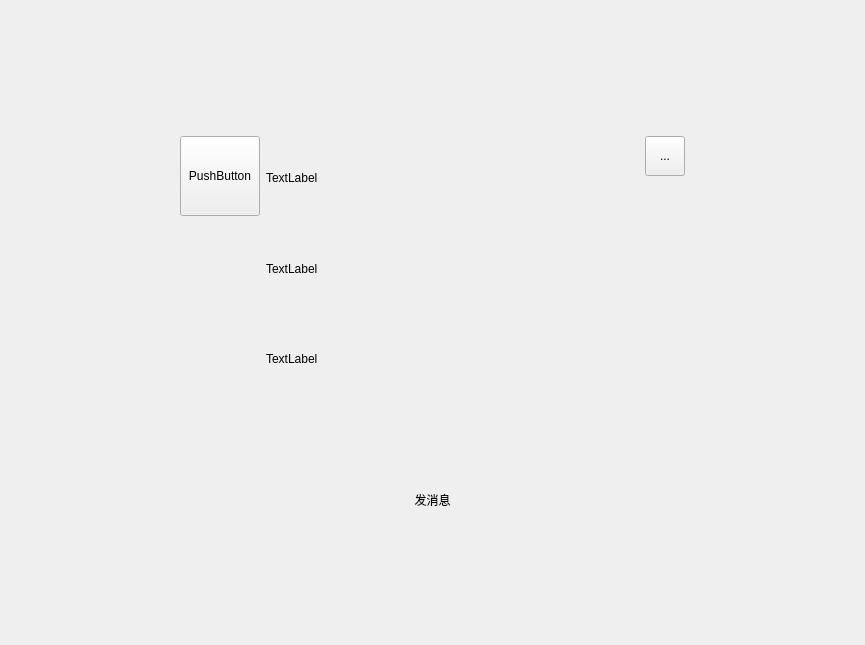
yxiao-yang/message-client, file message-client/6.Group/ui/GroupInformationWidget.ui: the form before one commit.
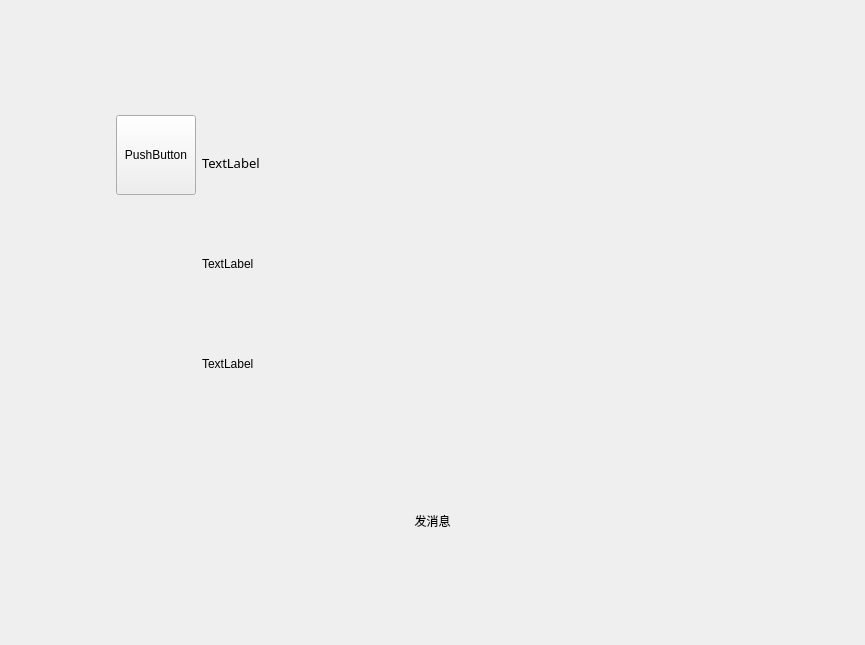
The form after the commit.

```diff
--- a/message-client/6.Group/ui/GroupInformationWidget.ui
+++ b/message-client/6.Group/ui/GroupInformationWidget.ui
@@ -19,7 +19,7 @@
 	color: black;
 }</string>
   </property>
-  <layout class="QGridLayout" name="gridLayout" rowstretch="1,3,1" columnstretch="1,3,1">
+  <layout class="QGridLayout" name="gridLayout" rowstretch="1,4,1" columnstretch="1,6,1">
    <item row="0" column="1">
     <spacer name="verticalSpacer_3">
      <property name="orientation">
@@ -49,11 +49,11 @@
    <item row="1" column="1">
     <layout class="QVBoxLayout" name="verticalLayout_4">
      <item>
-      <layout class="QHBoxLayout" name="horizontalLayout" stretch="1,2,1">
+      <layout class="QHBoxLayout" name="horizontalLayout" stretch="1,2">
        <item>
-        <layout class="QVBoxLayout" name="verticalLayout" stretch="2,2">
+        <layout class="QVBoxLayout" name="verticalLayout" stretch="0,2">
          <item>
-          <widget class="QPushButton" name="pushButton">
+          <widget class="QToolButton" name="toolButton">
            <property name="sizePolicy">
             <sizepolicy hsizetype="Maximum" vsizetype="Maximum">
              <horstretch>0</horstretch>
@@ -75,6 +75,12 @@
            <property name="text">
             <string>PushButton</string>
            </property>
+           <property name="iconSize">
+            <size>
+             <width>40</width>
+             <height>40</height>
+            </size>
+           </property>
           </widget>
          </item>
          <item>
@@ -96,6 +102,15 @@
         <layout class="QVBoxLayout" name="verticalLayout_2" stretch="1,1,1,1">
          <item>
           <widget class="QLabel" name="GroupNameLb">
+           <property name="font">
+            <font>
+             <family>微软雅黑 Light</family>
+             <pointsize>10</pointsize>
+             <weight>3</weight>
+             <italic>false</italic>
+             <bold>false</bold>
+            </font>
+           </property>
            <property name="text">
             <string>TextLabel</string>
            </property>
@@ -130,42 +145,6 @@
          </item>
         </layout>
        </item>
-       <item>
-        <layout class="QVBoxLayout" name="verticalLayout_3" stretch="1,1">
-         <item>
-          <widget class="QToolButton" name="toolButton">
-           <property name="sizePolicy">
-            <sizepolicy hsizetype="Maximum" vsizetype="Maximum">
-             <horstretch>0</horstretch>
-             <verstretch>0</verstretch>
-            </sizepolicy>
-           </property>
-           <property name="maximumSize">
-            <size>
-             <width>40</width>
-             <height>40</height>
-            </size>
-           </property>
-           <property name="text">
-            <string>...</string>
-           </property>
-          </widget>
-         </item>
-         <item>
-          <spacer name="verticalSpacer_2">
-           <property name="orientation">
-            <enum>Qt::Vertical</enum>
-           </property>
-           <property name="sizeHint" stdset="0">
-            <size>
-             <width>20</width>
-             <height>40</height>
-            </size>
-           </property>
-          </spacer>
-         </item>
-        </layout>
-       </item>
       </layout>
      </item>
      <item>
```
